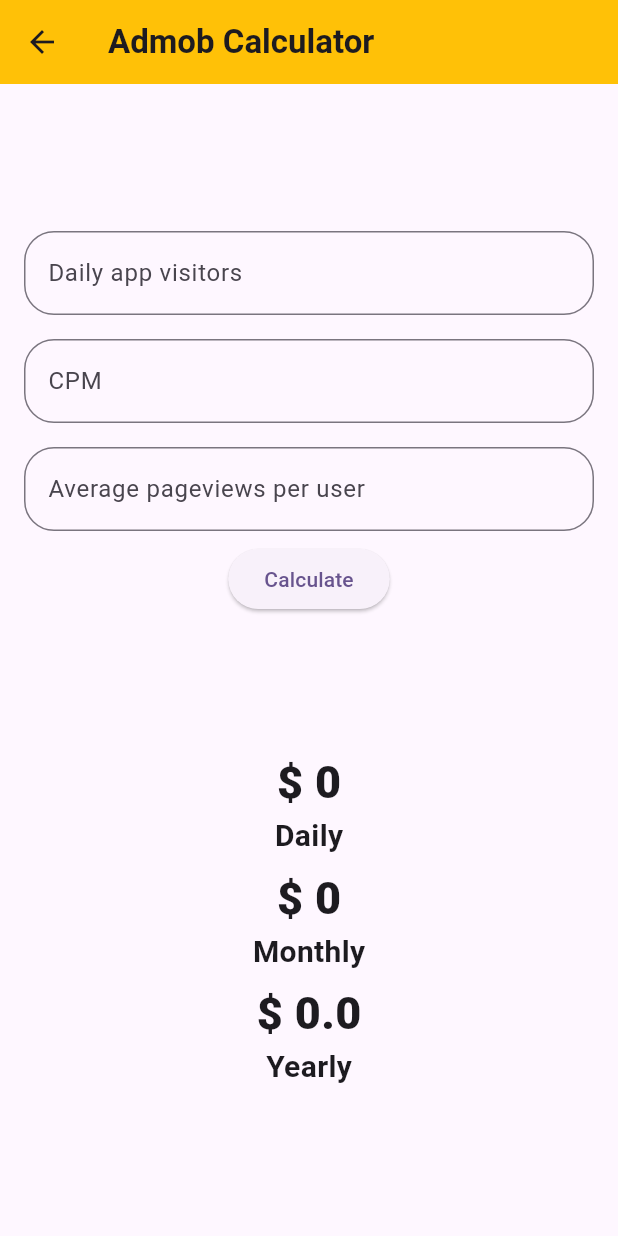
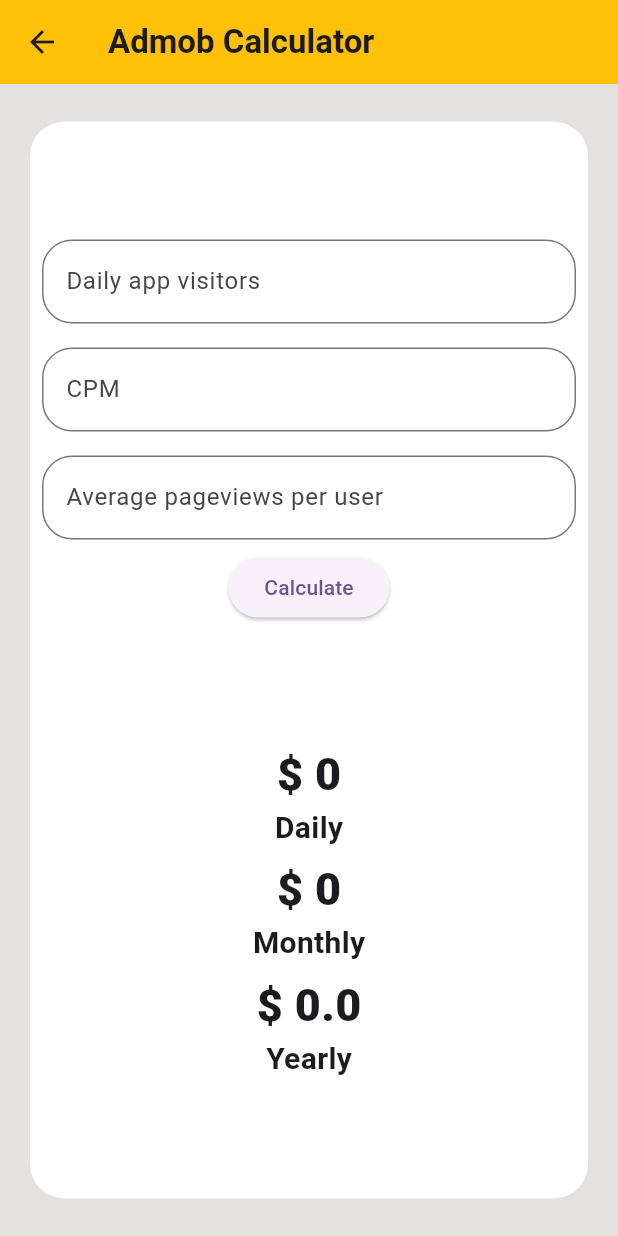
Before and after one commit to Webtonics/Calci, a Flutter app: the screen it shows after launch, after a tap on "AdMob Calculator", on a phone screen of 412 x 824 dp. Run offline on Flutter 3.47's test engine with Material 3 defaults, Android fonts, the phone set to English and light mode, and no system bars.

Commit message:
responsive cont

```diff
--- a/lib/myroute.dart
+++ b/lib/myroute.dart
@@ -19,7 +19,7 @@
   @override
   Widget build(BuildContext context) {
     return   Scaffold(
-      backgroundColor: Colors.white54,
+      backgroundColor: const Color.fromARGB(255, 230, 225, 225),
       appBar: AppBar( backgroundColor: Colors.amber,
       title: const Text("CALCI", style: TextStyle(fontSize: 25, fontWeight: FontWeight.bold, letterSpacing: 3.0),),),
 
--- a/lib/pages/calculators/admob_calculator.dart
+++ b/lib/pages/calculators/admob_calculator.dart
@@ -50,12 +50,19 @@
 
     }
     return Scaffold(
+      backgroundColor: const Color.fromARGB(255, 230, 225, 225),
       appBar: AppBar(
         backgroundColor: Colors.amber,
         title: const Text("Admob Calculator", style: TextStyle(fontSize: 22, fontWeight: FontWeight.bold),),
       ),
-      body: Padding(
-        padding: const EdgeInsets.all(8.0),
+      body: Center(
+        child: Padding(
+          padding: const EdgeInsets.symmetric(horizontal: 20, vertical: 25),
+          child: Container(
+             decoration:  BoxDecoration( color: Colors.white, borderRadius: BorderRadius.circular(23)),
+              alignment: Alignment.center,
+
+            width: 500,
             child: Column(
               mainAxisAlignment: MainAxisAlignment.spaceEvenly,
               children: [
@@ -115,6 +122,8 @@
               ],
             ),
           ),
+        ),
+      ),
     )
     ;
   }
```
Also changed, not shown: lib/pages/calculators/ppc_calculator.dart (+11 -2 lines). Lines whose indentation alone changed are shown as unchanged.
